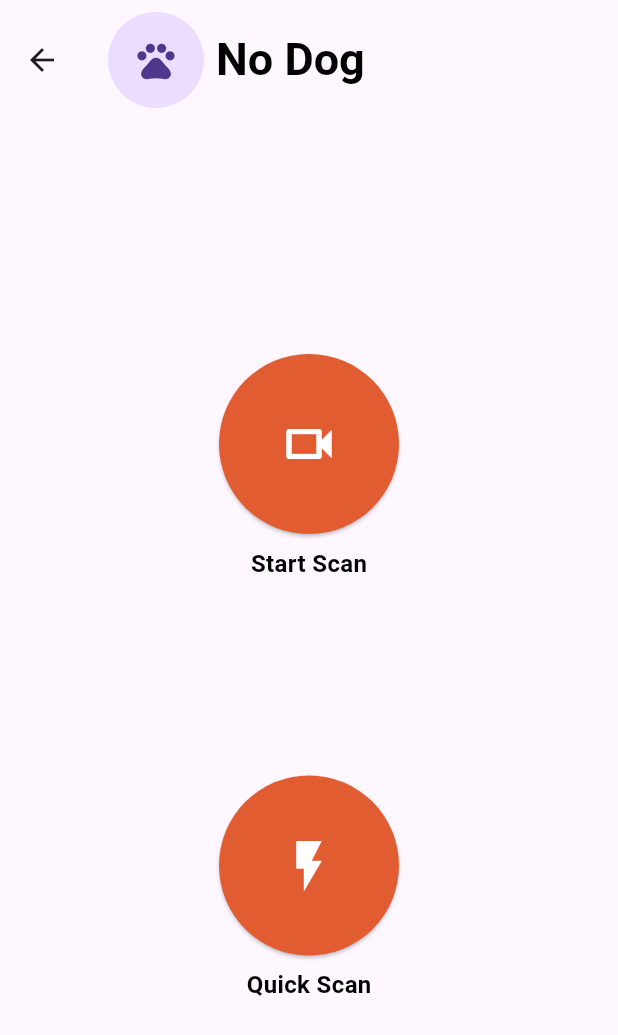
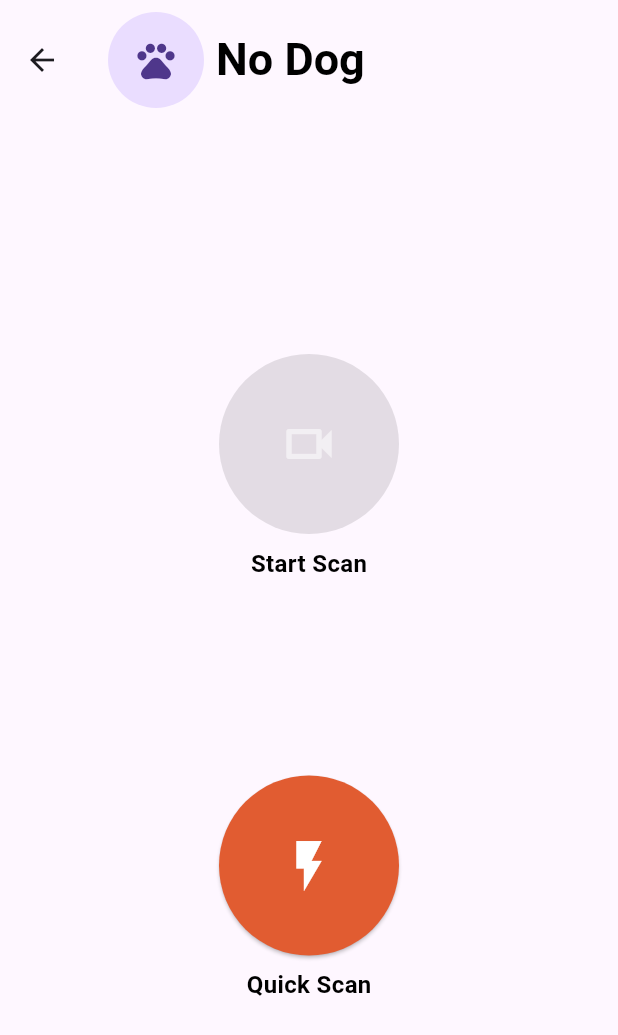
Before and after one commit to iowiii/furbe_, a Flutter app: the HomeView screen opened directly, on a phone screen of 412 x 824 dp. Shown: the top 1035 px of the screen. Run offline on Flutter 3.47's test engine with Material 3 defaults, Android fonts, the phone set to English and light mode, and no system bars; our stand-ins replace camera, firebase_auth, firebase_core, firebase_database, fl_chart, get and 2 more; missing offline and left inert: tflite_flutter; accounts and stored records are empty.

Commit message:
Start scan cant use when theres no registered dog

```diff
--- a/lib/views/home/home_view.dart
+++ b/lib/views/home/home_view.dart
@@ -46,22 +46,26 @@ class HomeView extends StatelessWidget {
         child: Column(
           mainAxisAlignment: MainAxisAlignment.center,
           children: [
-            ElevatedButton(
+            Obx(() {
+              final currentDog = Get.find<DataController>().currentDog.value;
+              final hasRegisteredDog = currentDog != null;
+
+              return ElevatedButton(
                 style: ElevatedButton.styleFrom(
-                backgroundColor: const Color(0xFFE15C31),
+                  backgroundColor: hasRegisteredDog ? const Color(0xFFE15C31) : Colors.grey,
                   shape: const CircleBorder(),
                   padding: const EdgeInsets.all(40),
                 ),
-              onPressed: () async {
-                final c = Get.find<HomeController>();
+                onPressed: hasRegisteredDog ? () async {
                   await Get.to(() => const StartScanPage(), arguments: {'autoSave': true});
-              },
-              child: const Icon(
+                } : null,
+                child: Icon(
                   Icons.videocam_outlined,
                   size: 40,
-                color: Colors.white,
+                  color: hasRegisteredDog ? Colors.white : Colors.white54,
                 ),
-            ),
+              );
+            }),
             const SizedBox(height: 8),
             const Text(
               "Start Scan",
--- a/lib/views/profile/profile_view.dart
+++ b/lib/views/profile/profile_view.dart
@@ -83,12 +83,12 @@ class _ProfileViewState extends State<ProfileView> {
                 dog.name,
                 style: const TextStyle(fontSize: 24, fontWeight: FontWeight.bold),
               ),
-              const SizedBox(height: 8),
+              const SizedBox(height: 12),
               Container(
                 margin: const EdgeInsets.only(top: 24),
-                padding: const EdgeInsets.symmetric(vertical: 20, horizontal: 24),
+                padding: const EdgeInsets.symmetric(vertical: 30, horizontal: 50),
                 decoration: BoxDecoration(
-                  color: Colors.grey.shade300,
+                  color: Colors.grey.shade200,
                   borderRadius: BorderRadius.circular(16),
                 ),
                 child: Column(
--- a/lib/views/save/save_view.dart
+++ b/lib/views/save/save_view.dart
@@ -78,7 +78,7 @@ class _SaveViewState extends State<SaveView> {
             // Month navigation
             Container(
               padding: const EdgeInsets.symmetric(vertical: 8),
-              color: Colors.grey.shade200,
+              color: Color(0xFFE15C31),
               child: Row(
                 mainAxisAlignment: MainAxisAlignment.spaceAround,
                 children: [
```
Also changed, not shown: pubspec.lock. Lines whose indentation alone changed are shown as unchanged.
